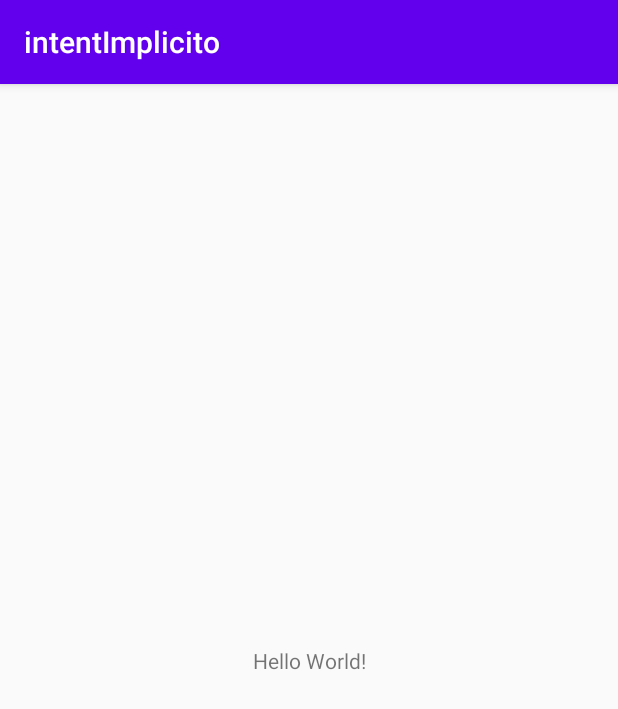
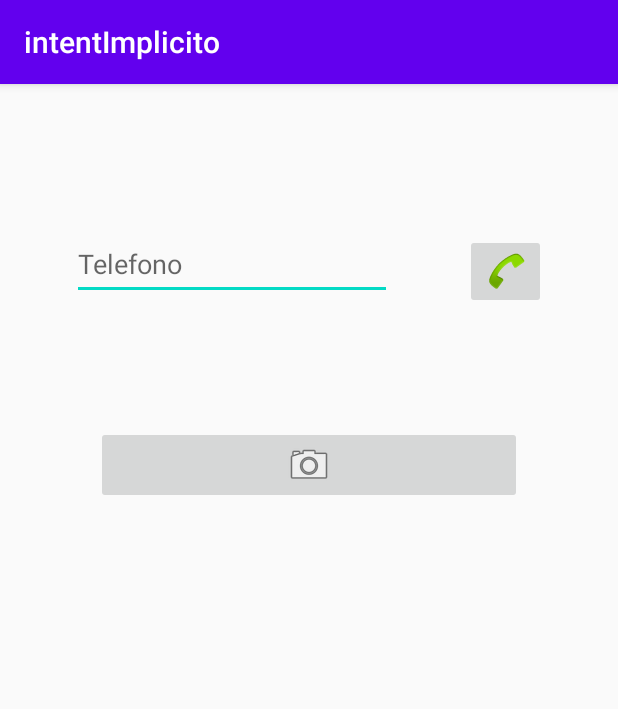
Before and after one commit to Rhory1/intentImplicito, an Android app: the screen it shows after launch (MainActivity), on a phone screen of 412 x 824 dp. Shown: the top 709 px of the screen. Run offline under Robolectric (Android 15) with nearby library versions, the phone set to English and light mode, and no system bars.

```diff
--- a/app/src/main/AndroidManifest.xml
+++ b/app/src/main/AndroidManifest.xml
@@ -1,6 +1,12 @@
 <?xml version="1.0" encoding="utf-8"?>
 <manifest xmlns:android="http://schemas.android.com/apk/res/android"
     package="com.example.intentimplicito">
+
+    <!--Permisos para llamada y camara-->
+    <uses-permission android:name="android.permission.CALL_PHONE"/>
+    <uses-permission android:name="android.permission.CAMERA"/>
+    <!--<uses-permission android:name="android.permission.INTERNET"/>
+    -->
 
     <application
         android:allowBackup="true"
--- a/app/src/main/java/com/example/intentimplicito/MainActivity.java
+++ b/app/src/main/java/com/example/intentimplicito/MainActivity.java
@@ -1,14 +1,86 @@
 package com.example.intentimplicito;
 
+import android.content.Intent;
+import android.net.Uri;
+import android.os.Build;
 import android.support.v7.app.AppCompatActivity;
 import android.os.Bundle;
+import android.widget.EditText;
+import android.widget.ImageButton;
 
 public class MainActivity extends AppCompatActivity {
+    //Definir los atributos de sus vistas
+    private EditText etTelefono;
+    private ImageButton btnLlamar, btnCamara;
+
+    //Atributo de tipos primitivos
+    private String numeroTelefono;
 
     @Override
     protected void onCreate(Bundle savedInstanceState) {
         super.onCreate(savedInstanceState);
         setContentView(R.layout.activity_main);
+        inicializarVistas();
+        btnLlamar.setOnClickListener(view -> {
+            obtenerInformacion();
+            configurarIntentImplicito();
+
+        });
+        btnCamara.setOnClickListener(view -> {
+        });
+    }
+
+
+    private void configurarIntentImplicito() {
+        //Primero validamos si el campo de texto no esta vacio
+        if(!numeroTelefono.isEmpty()){
+            // Primer problema
+            // las llamadas han cambiado desde la version 6 o sdk23
+            // a partir de esa version se hace el codigo con algunos cambios
+            // antes de esa version tenia otra manera de hacer el codigo
+
+            // Validar si la version de tu proyecto es mayor o igual a la version de android donde
+            // cambio la forma de procesar
+            // Ej: SDK_INT = 24(Nugat) Ej. VERSION_CODES.M =23
+            if (Build.VERSION.SDK_INT >= Build.VERSION_CODES.M){
+                // Para versiones nuevas
+            }else {
+                //Para versiones antiguas
+                configurarVersionesAntiguas();
+            }
+        }
+    }
+
+    private void configurarVersionesAntiguas() {
+        // Configurar el intent implicito para versiones anteriores a la version
+        // donde cambio el codigo
+
+        // Intent implicito se debe configurar 2 cosas
+        //1- que accion quieren realizar
+        //2- que datos quieres enviar en el intent
+
+        //URI es como el URL de web donde configuras las cabeceras de
+        // tu ruta donde quieres pasar datos
+        Intent intentLlamada = new Intent(Intent.ACTION_CALL, Uri.parse("tel:"+ numeroTelefono));
+        startActivity(intentLlamada);
+    }
+
+    private void obtenerInformacion() {
+        numeroTelefono = etTelefono.getText().toString();
+    }
+
+    private void inicializarVistas() {
+        etTelefono = findViewById(R.id.etTelefono);
+        btnCamara = findViewById(R.id.btnCamara);
+        btnLlamar = findViewById(R.id.btnLlamar);
+    }
+    private boolean revisarPermisos(String permiso){
+        //Android maneja los permisos de esta manera:
+        //GRANTED: permiso otorgado
+        //DENIED: permiso no otorgado
+        //Validar si el permiso a evaluar en su aplicacion tiene el valor que Android maneja para
+        // un permiso otorgado (GRANTED)
+        return false;
     }
 }
 /*
--- a/app/src/main/res/layout/activity_main.xml
+++ b/app/src/main/res/layout/activity_main.xml
@@ -6,13 +6,46 @@
     android:layout_height="match_parent"
     tools:context=".MainActivity">
 
-    <TextView
+    <EditText
+        android:id="@+id/etTelefono"
         android:layout_width="wrap_content"
         android:layout_height="wrap_content"
-        android:text="Hello World!"
+        android:layout_marginTop="96dp"
+        android:ems="10"
+        android:hint="Telefono"
+        android:inputType="phone"
+        android:minHeight="48dp"
+        app:layout_constraintEnd_toStartOf="@+id/btnLlamar"
+        app:layout_constraintHorizontal_bias="0.5"
+        app:layout_constraintStart_toStartOf="parent"
+        app:layout_constraintTop_toTopOf="parent"
+        tools:ignore="SpeakableTextPresentCheck" />
+
+    <ImageButton
+        android:id="@+id/btnLlamar"
+        android:layout_width="wrap_content"
+        android:layout_height="wrap_content"
         app:layout_constraintBottom_toBottomOf="parent"
-        app:layout_constraintLeft_toLeftOf="parent"
-        app:layout_constraintRight_toRightOf="parent"
-        app:layout_constraintTop_toTopOf="parent" />
+        app:layout_constraintEnd_toEndOf="parent"
+        app:layout_constraintHorizontal_bias="0.5"
+        app:layout_constraintStart_toEndOf="@+id/etTelefono"
+        app:layout_constraintTop_toTopOf="parent"
+        app:layout_constraintVertical_bias="0.139"
+        app:srcCompat="@android:drawable/sym_action_call"
+        tools:ignore="SpeakableTextPresentCheck" />
+
+    <ImageButton
+        android:id="@+id/btnCamara"
+        android:layout_width="match_parent"
+        android:layout_height="wrap_content"
+        android:layout_marginStart="64dp"
+        android:layout_marginTop="84dp"
+        android:layout_marginEnd="64dp"
+        app:layout_constraintEnd_toEndOf="parent"
+        app:layout_constraintHorizontal_bias="0.498"
+        app:layout_constraintStart_toStartOf="parent"
+        app:layout_constraintTop_toBottomOf="@+id/etTelefono"
+        app:srcCompat="@android:drawable/ic_menu_camera"
+        tools:ignore="SpeakableTextPresentCheck" />
 
 </android.support.constraint.ConstraintLayout>
```
